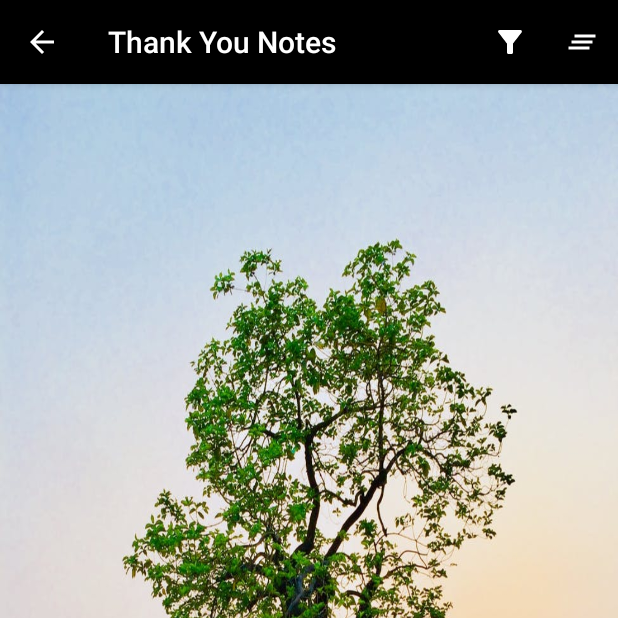
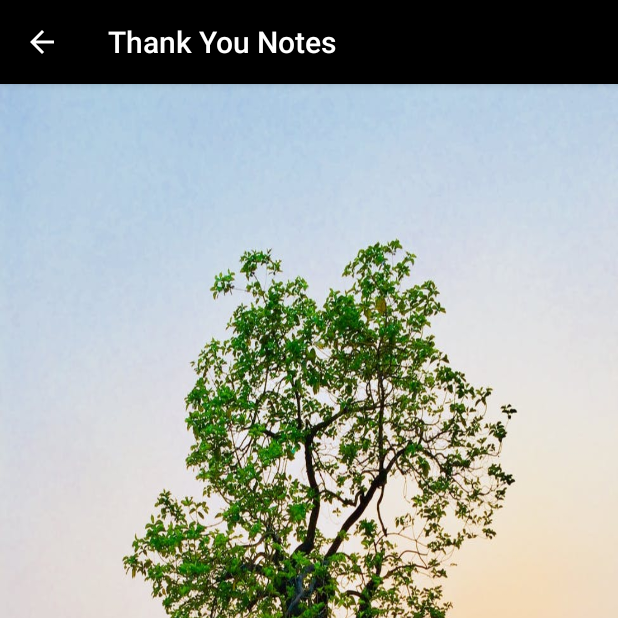
Before and after one commit to S-Threepio/Thank-You-Tree-Application, an Android app: the NotesFragment screen opened through its navigation route, on a phone screen of 412 x 824 dp, the top half of it. Run offline under Robolectric (Android 15) with nearby library versions, the phone set to English and light mode, and no system bars; our stand-ins replace RxJava, data binding; libraries missing offline, so code that uses them is left out: com.jakewharton.retrofit2; 1 statement that could not run was skipped.

Commit message:
Revert "added filters and dialog fragments"
This reverts commit ac05952b

```diff
--- a/app/src/main/res/drawable/ic_clear_all_white_24dp.xml
+++ /dev/null
@@ -1,9 +0,0 @@
-<vector xmlns:android="http://schemas.android.com/apk/res/android"
-    android:width="24dp"
-    android:height="24dp"
-    android:viewportWidth="24"
-    android:viewportHeight="24">
-  <path
-      android:pathData="M5,13h14v-2L5,11v2zM3,17h14v-2L3,15v2zM7,7v2h14L21,7L7,7z"
-      android:fillColor="#ffffff" />
-</vector>
--- a/app/src/main/res/drawable/ic_filter24dp.xml
+++ /dev/null
@@ -1,9 +0,0 @@
-<vector xmlns:android="http://schemas.android.com/apk/res/android"
-    android:width="24dp"
-    android:height="24dp"
-    android:viewportWidth="24"
-    android:viewportHeight="24">
-  <path
-      android:pathData="M4.25,5.61C6.27,8.2 10,13 10,13v6c0,0.55 0.45,1 1,1h2c0.55,0 1,-0.45 1,-1v-6c0,0 3.72,-4.8 5.74,-7.39C20.25,4.95 19.78,4 18.95,4H5.04C4.21,4 3.74,4.95 4.25,5.61z"
-      android:fillColor="#ffffff" />
-</vector>
--- a/app/src/main/res/layout/fragment_show_notes.xml
+++ b/app/src/main/res/layout/fragment_show_notes.xml
@@ -22,7 +22,7 @@
             android:layout_width="match_parent"
             android:layout_height="wrap_content"
             app:layoutManager="androidx.recyclerview.widget.LinearLayoutManager"
-            app:notesList="@{viewModel.displayLiveData}" />
+            app:notesList="@{viewModel.notesLiveData}" />
 
         <include layout="@layout/loader_layout" />
 
--- a/app/src/main/res/menu/filter_menu.xml
+++ /dev/null
@@ -1,14 +0,0 @@
-<?xml version="1.0" encoding="utf-8"?>
-<menu xmlns:android="http://schemas.android.com/apk/res/android"
-    xmlns:app="http://schemas.android.com/apk/res-auto">
-    <item
-        android:id="@+id/filterName"
-        android:icon="@drawable/ic_filter24dp"
-        android:title="filter person"
-        app:showAsAction="always" />
-    <item
-        android:id="@+id/clearFilter"
-        android:icon="@drawable/ic_clear_all_white_24dp"
-        android:title="clear filter"
-        app:showAsAction="always" />
-</menu>
```
Also changed, not shown: app/src/main/java/com/example/thankyoutree/views/FilterDialog.kt (deleted, +0 -143 lines), app/src/main/java/com/example/thankyoutree/views/notes/NotesFragment.kt (+5 -96 lines), app/src/main/java/com/example/thankyoutree/views/notes/NotesViewModel.kt (+0 -49 lines), app/src/main/res/drawable/ic_park_white_24dp.xml (deleted, +0 -9 lines), app/src/main/res/layout/layout_dialog.xml (deleted, +0 -20 lines).
